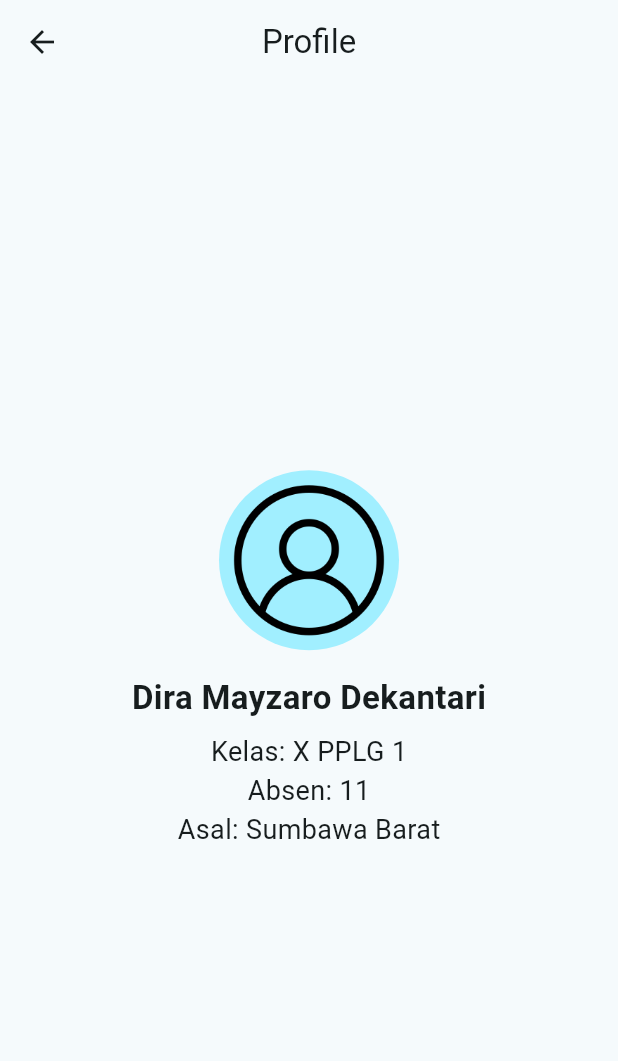
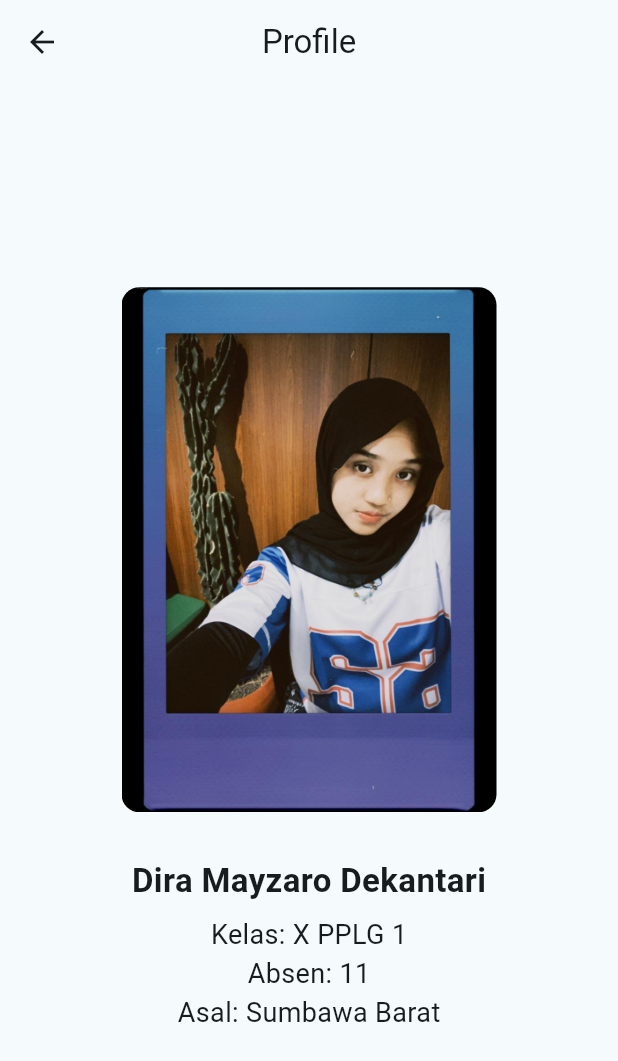
Before and after one commit to dira28/flutter_11pplg1, a Flutter app: the ProfilePage screen opened by its route, on a phone screen of 412 x 824 dp. Shown: the top 1061 px of the screen. Run offline on Flutter 3.47's test engine with Material 3 defaults, Android fonts, the phone set to English and light mode, and no system bars; our stand-ins replace get.

```diff
--- a/lib/main.dart
+++ b/lib/main.dart
@@ -19,7 +19,7 @@ class MyApp extends StatelessWidget {
         colorScheme: ColorScheme.fromSeed(seedColor: Colors.cyan),
         useMaterial3: true,
       ),
-      initialRoute: AppRoutes.calculator,
+      initialRoute: AppRoutes.mainpage,
       getPages: AppPages.pages,
     );
   }
--- a/lib/pages/football_page.dart
+++ b/lib/pages/football_page.dart
@@ -21,6 +21,7 @@ class FootballPage extends StatelessWidget {
               FootballModel player = footballController.players[index];
               return ListTile(
                 leading: CircleAvatar(
+
                   backgroundImage: AssetImage(player.profileImage),
                 ),
                 title: Text(player.name),
--- a/lib/pages/main_page.dart
+++ b/lib/pages/main_page.dart
@@ -22,15 +22,15 @@ class MainPage extends StatelessWidget {
           onTap: nav.changeTab,
           items: [
             BottomNavigationBarItem(
-              icon: Image.asset("assets/calculator.png", height: 24),
+              icon: Image.asset("assets/calculator.png", height: 25),
               label: 'Kalkulator',
             ),
             BottomNavigationBarItem(
-              icon: Image.asset("assets/football.png", height: 24),
+              icon: Image.asset("assets/football.png", height: 25),
               label: 'Football',
             ),
             BottomNavigationBarItem(
-              icon: Image.asset("assets/account.png", height: 24),
+              icon: Image.asset("assets/account.png", height: 25),
               label: 'Profile',
             ),
           ],
--- a/lib/pages/profile_page.dart
+++ b/lib/pages/profile_page.dart
@@ -10,20 +10,27 @@ class ProfilePage extends StatelessWidget {
       body: Center(
         child: Column(
           mainAxisAlignment: MainAxisAlignment.center,
-          children: const [
-            CircleAvatar(
-              radius: 60,
-              backgroundImage: AssetImage('assets/profiile.png'),
+          children: [
+            Container(
+              width: 250,
+              height: 350,
+              decoration: BoxDecoration(
+                image: const DecorationImage(
+                  image: AssetImage('assets/dira.jpg'),
+                  fit: BoxFit.cover,
+                ),
+                borderRadius: BorderRadius.circular(12),
+              ),
             ),
-            SizedBox(height: 16),
-            Text(
+            const SizedBox(height: 30),
+            const Text(
               "Dira Mayzaro Dekantari",
               style: TextStyle(fontSize: 22, fontWeight: FontWeight.bold),
             ),
-            SizedBox(height: 8),
-            Text("Kelas: X PPLG 1", style: TextStyle(fontSize: 18)),
-            Text("Absen: 11", style: TextStyle(fontSize: 18)),
-            Text("Asal: Sumbawa Barat", style: TextStyle(fontSize: 18)),
+            const SizedBox(height: 8),
+            const Text("Kelas: X PPLG 1", style: TextStyle(fontSize: 18)),
+            const Text("Absen: 11", style: TextStyle(fontSize: 18)),
+            const Text("Asal: Sumbawa Barat", style: TextStyle(fontSize: 18)),
           ],
         ),
       ),
--- a/lib/routes/pages.dart
+++ b/lib/routes/pages.dart
@@ -4,6 +4,7 @@ import 'package:latihan1_11pplg1/pages/football_edit_page.dart';
 import 'package:latihan1_11pplg1/pages/football_page.dart';
 import 'package:latihan1_11pplg1/pages/profile_page.dart';
 import 'package:latihan1_11pplg1/routes/routes.dart';
+import 'package:latihan1_11pplg1/pages/main_page.dart';
 
 class AppPages {
   static final pages = [
@@ -14,5 +15,6 @@ class AppPages {
       page: () => FootballEditPage(),
     ),
     GetPage(name: AppRoutes.profile, page: () => ProfilePage()),
+    GetPage(name: AppRoutes.mainpage, page: () => MainPage()),
   ];
 }
--- a/lib/routes/routes.dart
+++ b/lib/routes/routes.dart
@@ -3,5 +3,6 @@ class AppRoutes {
   static const footballplayers = "/footballplayers";
   static const footballeditplayers = "/footballeditplayers";
   static const profile = "/profile";
+  static const mainpage = "/";
   //others here
 }
--- a/pubspec.yaml
+++ b/pubspec.yaml
@@ -65,6 +65,7 @@ flutter:
     - assets/account.png
     - assets/calculator.png
     - assets/football.png
+    - assets/dira.jpg
 
 
   # An image asset can refer to one or more resolution-specific "variants", see
```
Also changed, not shown: lib/pages/Cac_Page.dart (+0 -8 lines), lib/pages/football_edit_page.dart (+15 -6 lines), assets/dira.jpg (added).
